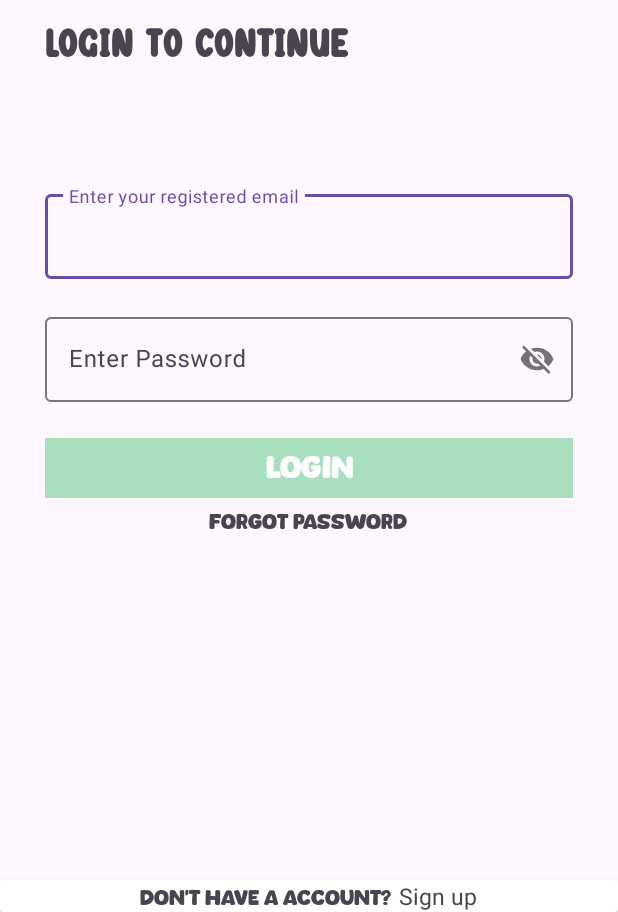
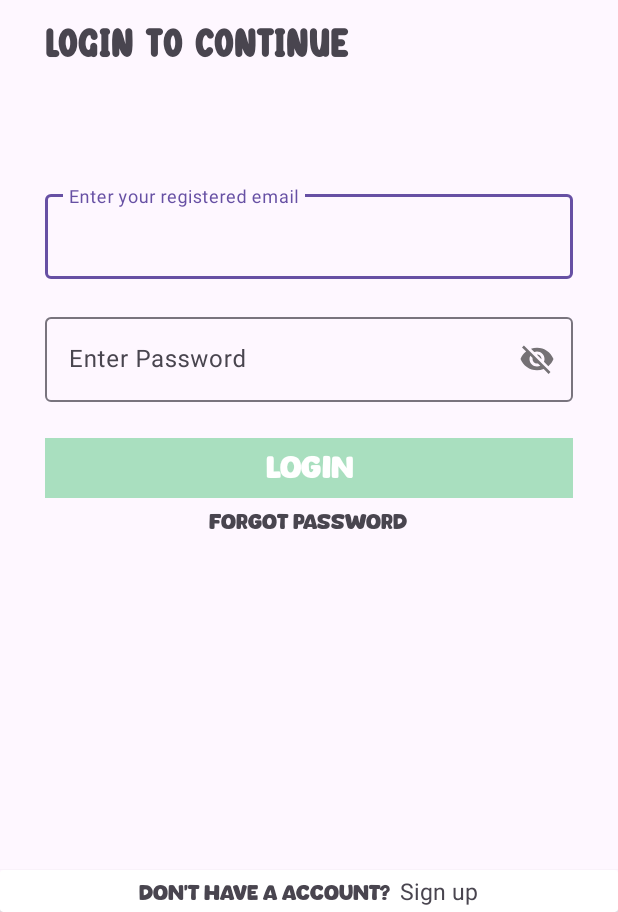
Before and after one commit to AmithSrikant/NotePad, an Android app: the screen it shows after launch (MainActivity), on a phone screen of 412 x 824 dp, the part 324-1236 px from its top. Run offline under Robolectric (Android 15) with nearby library versions, the phone set to English and light mode, and no system bars; our stand-ins replace Firebase (no records; nobody signed in at launch, a user with empty details on screens opened directly).

Commit message:
completed app

```diff
--- a/app/src/main/res/layout/activity_main.xml
+++ b/app/src/main/res/layout/activity_main.xml
@@ -157,18 +157,16 @@
                 android:layout_width="wrap_content"
                 android:layout_height="wrap_content"
                 android:text="don't have a account?"
-                android:fontFamily="@font/stopbuck"/>
-
-            <Space
-                android:layout_width="5dp"
-                android:layout_height="20dp"
-                android:layout_weight="1"/>
+                android:fontFamily="@font/stopbuck"
+                android:padding="3dp"/>
 
             <TextView
                 android:layout_width="wrap_content"
                 android:layout_height="wrap_content"
                 android:text="Sign up"
-                android:textSize="15dp"/>
+                android:textSize="15dp"
+                tools:ignore="TextSizeCheck"
+                android:padding="3dp"/>
 
         </LinearLayout>
 
```
